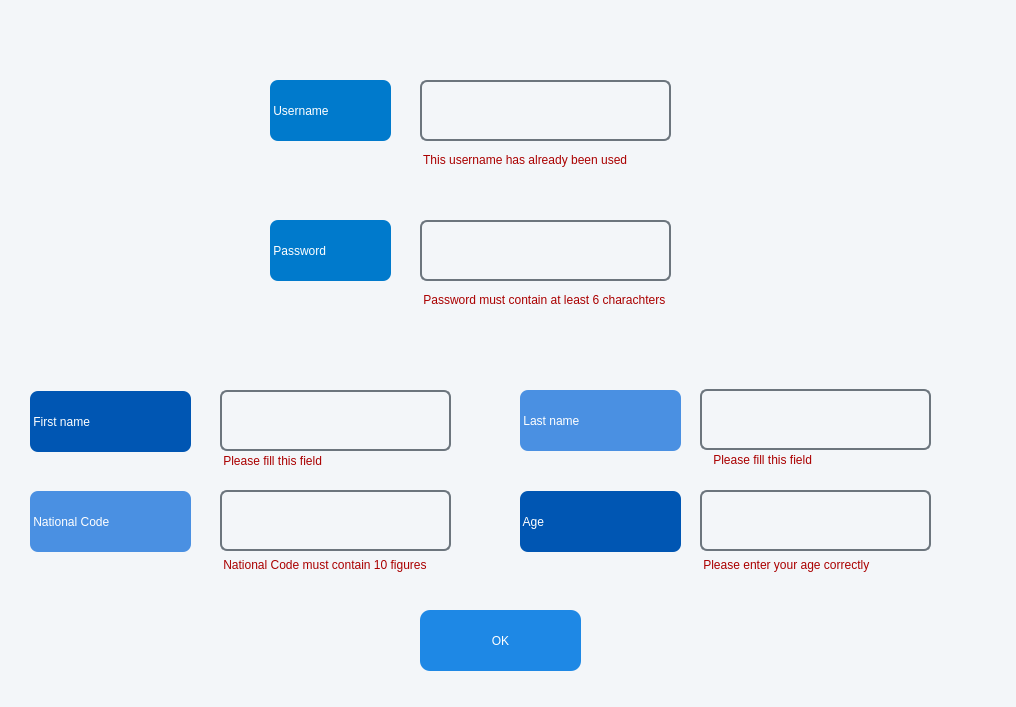
This is UIAP_Final/adminsignup.ui in a-HA7-z/UIAP_Final as Qt 5 draws it before an edit. The edited form follows.
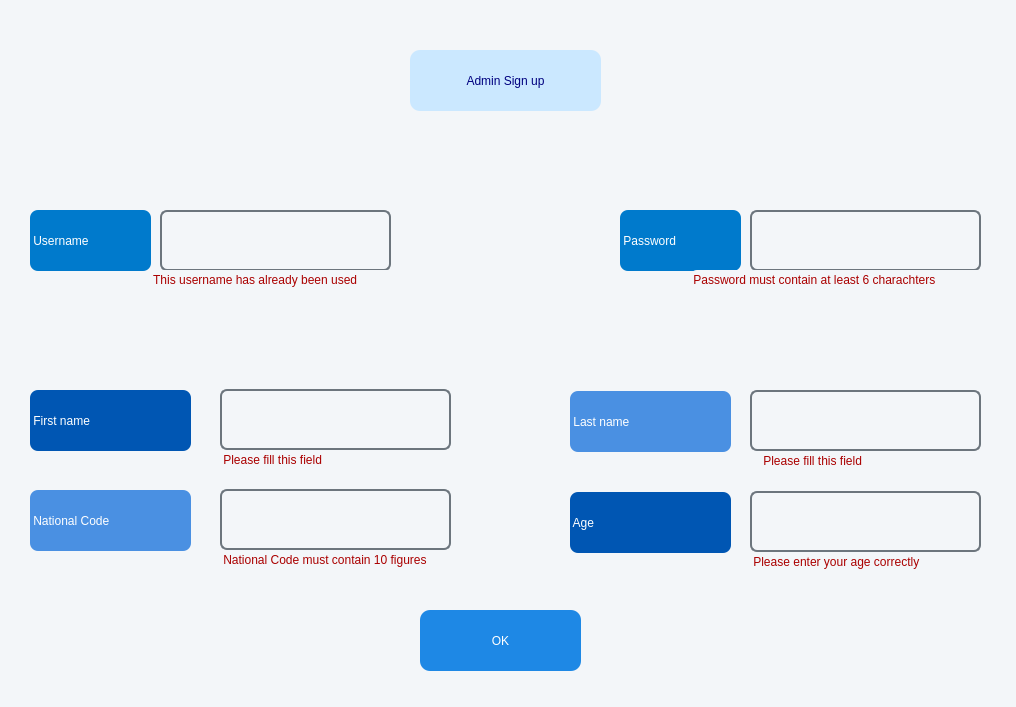
This is the edited form. Icons and pictures are not drawn.

Commit message: setting background1

```diff
--- a/UIAP_Final/adminsignup.ui
+++ b/UIAP_Final/adminsignup.ui
@@ -20,21 +20,6 @@
    <property name="geometry">
     <rect>
      <x>220</x>
-     <y>390</y>
-     <width>231</width>
-     <height>61</height>
-    </rect>
-   </property>
-   <property name="styleSheet">
-    <string notr="true">border-radius: 7px;
-border: 2px solid  rgb(108, 117, 125);
-color: rgb(0, 0, 0);</string>
-   </property>
-  </widget>
-  <widget class="QLineEdit" name="LName">
-   <property name="geometry">
-    <rect>
-     <x>700</x>
      <y>389</y>
      <width>231</width>
      <height>61</height>
@@ -46,11 +31,27 @@
 color: rgb(0, 0, 0);</string>
    </property>
   </widget>
+  <widget class="QLineEdit" name="LName">
+   <property name="geometry">
+    <rect>
+     <x>750</x>
+     <y>390</y>
+     <width>231</width>
+     <height>61</height>
+    </rect>
+   </property>
+   <property name="styleSheet">
+    <string notr="true">border-radius: 7px;
+border: 2px solid  rgb(108, 117, 125);
+color: rgb(0, 0, 0);
+font: 10pt &quot;Segoe UI&quot;;</string>
+   </property>
+  </widget>
   <widget class="QLineEdit" name="NationalCode">
    <property name="geometry">
     <rect>
      <x>220</x>
-     <y>490</y>
+     <y>489</y>
      <width>231</width>
      <height>61</height>
     </rect>
@@ -64,8 +65,8 @@
   <widget class="QLineEdit" name="Age">
    <property name="geometry">
     <rect>
-     <x>700</x>
-     <y>490</y>
+     <x>750</x>
+     <y>491</y>
      <width>231</width>
      <height>61</height>
     </rect>
@@ -80,7 +81,7 @@
    <property name="geometry">
     <rect>
      <x>30</x>
-     <y>391</y>
+     <y>390</y>
      <width>161</width>
      <height>61</height>
     </rect>
@@ -97,8 +98,8 @@
   <widget class="QLabel" name="label_2">
    <property name="geometry">
     <rect>
-     <x>520</x>
-     <y>390</y>
+     <x>570</x>
+     <y>391</y>
      <width>161</width>
      <height>61</height>
     </rect>
@@ -115,8 +116,8 @@
   <widget class="QLabel" name="label_3">
    <property name="geometry">
     <rect>
-     <x>520</x>
-     <y>491</y>
+     <x>570</x>
+     <y>492</y>
      <width>161</width>
      <height>61</height>
     </rect>
@@ -134,7 +135,7 @@
    <property name="geometry">
     <rect>
      <x>30</x>
-     <y>491</y>
+     <y>490</y>
      <width>161</width>
      <height>61</height>
     </rect>
@@ -151,8 +152,8 @@
   <widget class="QLabel" name="label_5">
    <property name="geometry">
     <rect>
-     <x>270</x>
-     <y>80</y>
+     <x>30</x>
+     <y>210</y>
      <width>121</width>
      <height>61</height>
     </rect>
@@ -169,8 +170,8 @@
   <widget class="QLabel" name="label_6">
    <property name="geometry">
     <rect>
-     <x>270</x>
-     <y>220</y>
+     <x>620</x>
+     <y>210</y>
      <width>121</width>
      <height>61</height>
     </rect>
@@ -187,9 +188,9 @@
   <widget class="QLineEdit" name="Username">
    <property name="geometry">
     <rect>
-     <x>420</x>
-     <y>80</y>
-     <width>251</width>
+     <x>160</x>
+     <y>210</y>
+     <width>231</width>
      <height>61</height>
     </rect>
    </property>
@@ -202,9 +203,9 @@
   <widget class="QLineEdit" name="Password">
    <property name="geometry">
     <rect>
-     <x>420</x>
-     <y>220</y>
-     <width>251</width>
+     <x>750</x>
+     <y>210</y>
+     <width>231</width>
      <height>61</height>
     </rect>
    </property>
@@ -217,14 +218,15 @@
   <widget class="QLabel" name="ErrorUsername">
    <property name="geometry">
     <rect>
-     <x>420</x>
-     <y>150</y>
-     <width>261</width>
+     <x>150</x>
+     <y>270</y>
+     <width>253</width>
      <height>20</height>
     </rect>
    </property>
    <property name="styleSheet">
-    <string notr="true">color: rgb(170, 0, 0);</string>
+    <string notr="true">color: rgb(170, 0, 0);
+border-radius: 7px;</string>
    </property>
    <property name="text">
     <string> This username has already been used</string>
@@ -252,14 +254,15 @@
   <widget class="QLabel" name="ageErrorLabel">
    <property name="geometry">
     <rect>
-     <x>700</x>
-     <y>555</y>
-     <width>231</width>
+     <x>750</x>
+     <y>552</y>
+     <width>214</width>
      <height>20</height>
     </rect>
    </property>
    <property name="styleSheet">
-    <string notr="true">color: rgb(170, 0, 0);</string>
+    <string notr="true">color: rgb(170, 0, 0);
+border-radius: 7px;</string>
    </property>
    <property name="text">
     <string> Please enter your age correctly</string>
@@ -269,13 +272,14 @@
    <property name="geometry">
     <rect>
      <x>220</x>
-     <y>555</y>
-     <width>271</width>
+     <y>550</y>
+     <width>265</width>
      <height>20</height>
     </rect>
    </property>
    <property name="styleSheet">
-    <string notr="true">color: rgb(170, 0, 0);</string>
+    <string notr="true">color: rgb(170, 0, 0);
+border-radius: 7px;</string>
    </property>
    <property name="text">
     <string> National Code must contain 10 figures</string>
@@ -285,29 +289,31 @@
    <property name="geometry">
     <rect>
      <x>220</x>
-     <y>451</y>
-     <width>231</width>
-     <height>20</height>
-    </rect>
-   </property>
-   <property name="styleSheet">
-    <string notr="true">color: rgb(170, 0, 0);</string>
-   </property>
-   <property name="text">
-    <string> Please fill this field</string>
-   </property>
-  </widget>
-  <widget class="QLabel" name="LNameErrorLabel">
-   <property name="geometry">
-    <rect>
-     <x>710</x>
      <y>450</y>
-     <width>231</width>
+     <width>136</width>
      <height>20</height>
     </rect>
    </property>
    <property name="styleSheet">
-    <string notr="true">color: rgb(170, 0, 0);</string>
+    <string notr="true">color: rgb(170, 0, 0);
+border-radius: 7px;</string>
+   </property>
+   <property name="text">
+    <string> Please fill this field</string>
+   </property>
+  </widget>
+  <widget class="QLabel" name="LNameErrorLabel">
+   <property name="geometry">
+    <rect>
+     <x>760</x>
+     <y>451</y>
+     <width>136</width>
+     <height>20</height>
+    </rect>
+   </property>
+   <property name="styleSheet">
+    <string notr="true">color: rgb(170, 0, 0);
+border-radius: 7px;</string>
    </property>
    <property name="text">
     <string> Please fill this field</string>
@@ -316,19 +322,82 @@
   <widget class="QLabel" name="PasswordErrorLabel">
    <property name="geometry">
     <rect>
-     <x>420</x>
-     <y>290</y>
-     <width>311</width>
+     <x>690</x>
+     <y>270</y>
+     <width>305</width>
      <height>20</height>
     </rect>
    </property>
    <property name="styleSheet">
-    <string notr="true">color: rgb(170, 0, 0);</string>
+    <string notr="true">color: rgb(170, 0, 0);
+border-radius: 7px;</string>
    </property>
    <property name="text">
     <string> Password must contain at least 6 charachters</string>
    </property>
   </widget>
+  <widget class="QLabel" name="background">
+   <property name="enabled">
+    <bool>true</bool>
+   </property>
+   <property name="geometry">
+    <rect>
+     <x>-40</x>
+     <y>0</y>
+     <width>1081</width>
+     <height>711</height>
+    </rect>
+   </property>
+   <property name="styleSheet">
+    <string notr="true">background-image: url(:/background1/image2.png);</string>
+   </property>
+   <property name="text">
+    <string/>
+   </property>
+  </widget>
+  <widget class="QLabel" name="label_7">
+   <property name="geometry">
+    <rect>
+     <x>410</x>
+     <y>50</y>
+     <width>191</width>
+     <height>61</height>
+    </rect>
+   </property>
+   <property name="styleSheet">
+    <string notr="true">color: rgb(0, 0, 127);
+background-color: rgb(203, 232, 255);
+font: 14pt &quot;Malgun Gothic&quot;;
+border-radius: 10px;</string>
+   </property>
+   <property name="text">
+    <string>Admin Sign up</string>
+   </property>
+   <property name="alignment">
+    <set>Qt::AlignmentFlag::AlignCenter</set>
+   </property>
+  </widget>
+  <zorder>background</zorder>
+  <zorder>FName</zorder>
+  <zorder>LName</zorder>
+  <zorder>NationalCode</zorder>
+  <zorder>Age</zorder>
+  <zorder>label</zorder>
+  <zorder>label_2</zorder>
+  <zorder>label_3</zorder>
+  <zorder>label_4</zorder>
+  <zorder>label_5</zorder>
+  <zorder>label_6</zorder>
+  <zorder>Username</zorder>
+  <zorder>Password</zorder>
+  <zorder>ErrorUsername</zorder>
+  <zorder>pushButton</zorder>
+  <zorder>ageErrorLabel</zorder>
+  <zorder>nationalCodeErrorLabel</zorder>
+  <zorder>FNameErrorLabel</zorder>
+  <zorder>LNameErrorLabel</zorder>
+  <zorder>PasswordErrorLabel</zorder>
+  <zorder>label_7</zorder>
  </widget>
  <resources/>
  <connections/>
```
Left out of the diff: 31 changed lines with no effect on the pictures. The commit also changes 10 other files.
